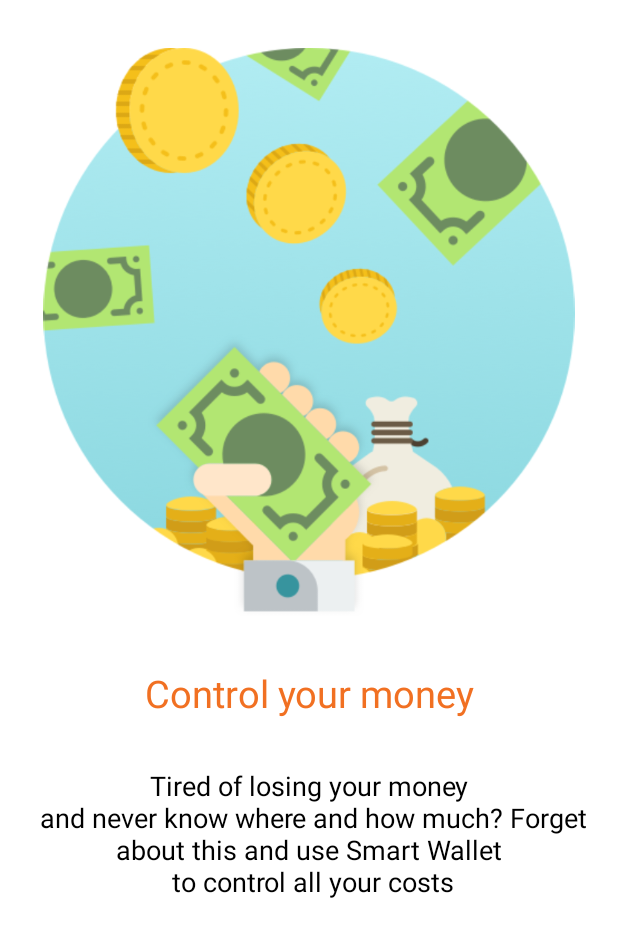
After one commit to VladRomanchuk/smart-wallet, an Android app: the fragment IntroThirtFragment shown on its own in the app's theme, on a phone screen of 412 x 824 dp. The commit adds this screen. Shown: the top 937 px of the screen. Run offline under Robolectric (Android 15) with nearby library versions, the light colour scheme and no system bars.

Commit message:
working intro screen with animation fix

```diff
--- a/MyApplication/app/src/main/java/a8wizard/com/myapplication/IntroScreen.java
+++ /dev/null
@@ -1,6 +0,0 @@
-package a8wizard.com.myapplication;
-
-import com.github.paolorotolo.appintro.AppIntro;
-
-public class IntroScreen extends AppIntro {
-}
--- /dev/null
+++ b/MyApplication/app/src/main/java/a8wizard/com/myapplication/intro/IntroThirtFragment.java
@@ -0,0 +1,19 @@
+package a8wizard.com.myapplication.intro;
+
+import android.os.Bundle;
+import android.support.v4.app.Fragment;
+import android.view.LayoutInflater;
+import android.view.View;
+import android.view.ViewGroup;
+
+import a8wizard.com.myapplication.R;
+
+public class IntroThirtFragment extends Fragment {
+    @Override
+    public View onCreateView(LayoutInflater inflater, ViewGroup container, Bundle savedInstanceState) {
+
+        View view = getActivity().getLayoutInflater().inflate(R.layout.fragment_intro_third, container, false);
+
+        return view;
+    }
+}
--- a/MyApplication/app/src/main/java/a8wizard/com/myapplication/statistic/StatisticFragment.java
+++ b/MyApplication/app/src/main/java/a8wizard/com/myapplication/statistic/StatisticFragment.java
@@ -146,6 +146,7 @@
                 break;
 
             case R.id.yearlyLayout:
+                headerView.setText(calendar.get(Calendar.YEAR) + "");
                 dayLayout.setBackgroundColor(ContextCompat.getColor(getActivity(), R.color.colorPrimary));
                 monthlLayout.setBackgroundColor(ContextCompat.getColor(getActivity(), R.color.colorPrimary));
                 yearLayout.setBackgroundColor(ContextCompat.getColor(getActivity(), R.color.colorAccent));
--- /dev/null
+++ b/MyApplication/app/src/main/res/layout/fragment_intro_third.xml
@@ -0,0 +1,53 @@
+<?xml version="1.0" encoding="utf-8"?>
+<RelativeLayout xmlns:android="http://schemas.android.com/apk/res/android"
+    android:id="@+id/intro_background"
+    android:layout_width="match_parent"
+    android:layout_height="match_parent"
+    android:background="@android:color/white">
+
+    <View
+        android:id="@+id/intro_divider"
+        android:layout_width="match_parent"
+        android:layout_height="1dp"
+        android:layout_centerVertical="true"
+        android:background="@android:color/transparent" />
+
+    <ImageView
+        android:id="@+id/logo_intro_third"
+        android:layout_width="wrap_content"
+        android:layout_height="wrap_content"
+        android:layout_above="@id/intro_divider"
+        android:layout_gravity="center"
+        android:layout_marginTop="32dp"
+        android:src="@drawable/logo_intro_third" />
+
+    <TextView
+        android:id="@+id/title_intro_first"
+        android:layout_width="wrap_content"
+        android:layout_height="wrap_content"
+        android:layout_below="@+id/intro_divider"
+        android:layout_centerHorizontal="true"
+        android:layout_gravity="top|center"
+        android:layout_marginTop="32dp"
+        android:gravity="center"
+        android:text="@string/title_intro_first"
+        android:textColor="@color/colorButtonTransactions"
+        android:textSize="25sp" />
+
+    <TextView
+        android:id="@+id/description"
+        android:layout_width="wrap_content"
+        android:layout_height="wrap_content"
+        android:layout_below="@+id/title_intro_first"
+        android:layout_centerHorizontal="true"
+        android:layout_gravity="center"
+        android:layout_marginLeft="19dp"
+        android:layout_marginRight="19dp"
+        android:layout_marginTop="32dp"
+        android:gravity="center"
+        android:text="@string/intro_first_description"
+        android:textColor="@android:color/black"
+        android:textSize="18sp" />
+
+
+</RelativeLayout>
--- a/MyApplication/app/src/main/res/layout/into_page.xml
+++ /dev/null
@@ -1,5 +0,0 @@
-<?xml version="1.0" encoding="utf-8"?>
-<android.support.v4.view.ViewPager xmlns:android="http://schemas.android.com/apk/res/android"
-    android:id="@+id/viewpager"
-    android:layout_width="match_parent"
-    android:layout_height="match_parent" />
--- a/MyApplication/app/src/main/res/values/colors.xml
+++ b/MyApplication/app/src/main/res/values/colors.xml
@@ -8,4 +8,5 @@
     <color name="colorBackButton">#f6a97a</color>
     <color name="colorItems">#fdd471</color>
     <color name="colorItemSecond">#fee9b8</color>
+    <color name="colorIndicator">#dddddd</color>
 </resources>
--- a/MyApplication/app/src/main/res/values/strings.xml
+++ b/MyApplication/app/src/main/res/values/strings.xml
@@ -23,6 +23,12 @@
 
     <string name="alert_dialog_detail_history">16.08.2016</string>
     <string name="alert_dialog_detail_history_price">$ 116</string>
+    <string name="intro_first_description">Tired of losing your money\n and never know where and how much? Forget about this and use Smart Wallet\n to control all your costs</string>
+    <string name="intro_second_description">Tired of losing your money\n and never know where and how much? Forget about this and use Smart Wallet\n to control all your costs</string>
+    <string name="intro_third_description">Tired of losing your money\n and never know where and how much? Forget about this and use Smart Wallet\n to control all your costs</string>
+    <string name="title_intro_first">Control your money</string>
+    <string name="title_intro_second">Control your money</string>
+    <string name="title_intro_third">Control your money</string>
 
 
     <string-array name="category_array">
```
Also changed, not shown: MyApplication/app/src/main/AndroidManifest.xml (+6 -10 lines), MyApplication/app/src/main/java/a8wizard/com/myapplication/SplashActivity.java (+3 -4 lines), MyApplication/app/src/main/java/a8wizard/com/myapplication/intro/IntroAdapter.java (deleted, +0 -29 lines), MyApplication/app/src/main/java/a8wizard/com/myapplication/intro/IntroFirstFragment.java (added, +20 -0 lines), MyApplication/app/src/main/java/a8wizard/com/myapplication/intro/IntroFragment.java (deleted, +0 -71 lines), MyApplication/app/src/main/java/a8wizard/com/myapplication/intro/IntroPageTransformer.java (deleted, +0 -82 lines), MyApplication/app/src/main/java/a8wizard/com/myapplication/intro/IntroScreenActivity.java (+58 -9 lines), MyApplication/app/src/main/java/a8wizard/com/myapplication/intro/IntroSecondFragment.java (added, +20 -0 lines), MyApplication/app/src/main/res/layout/fragment_intro_first.xml (added, +53 -0 lines), MyApplication/app/src/main/res/layout/fragment_intro_second.xml (added, +51 -0 lines), MyApplication/app/src/main/res/layout/intro_fragment_layout_1.xml (deleted, +0 -47 lines), MyApplication/app/src/main/res/layout/intro_fragment_layout_2.xml (deleted, +0 -47 lines), 1 other file.
